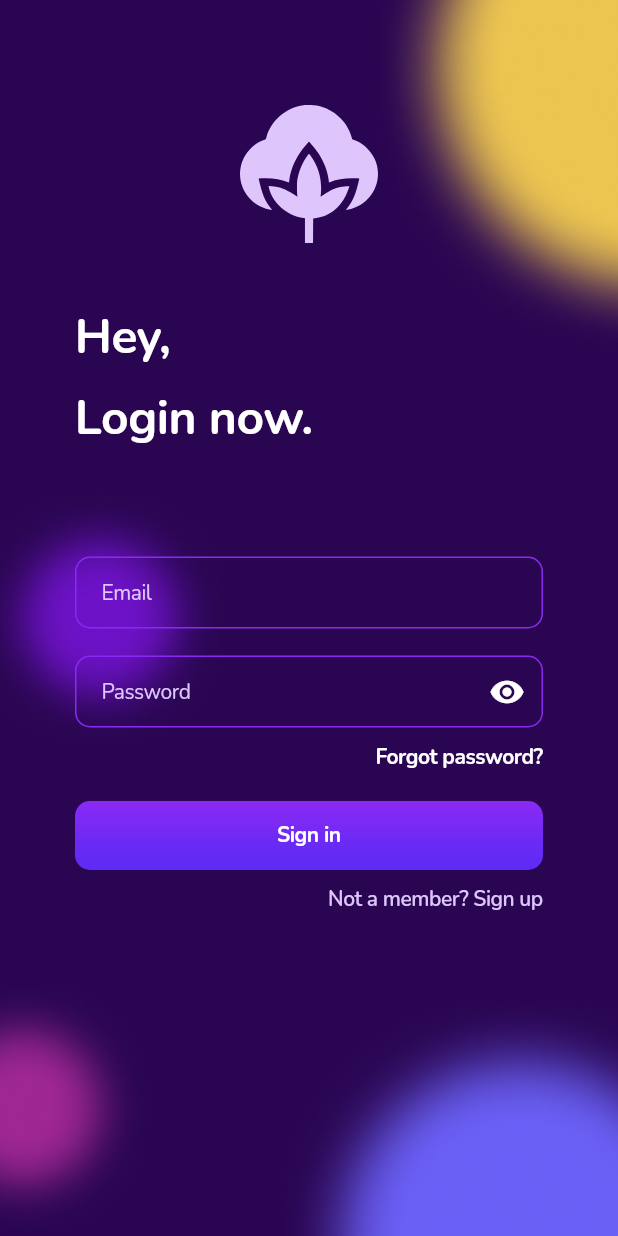
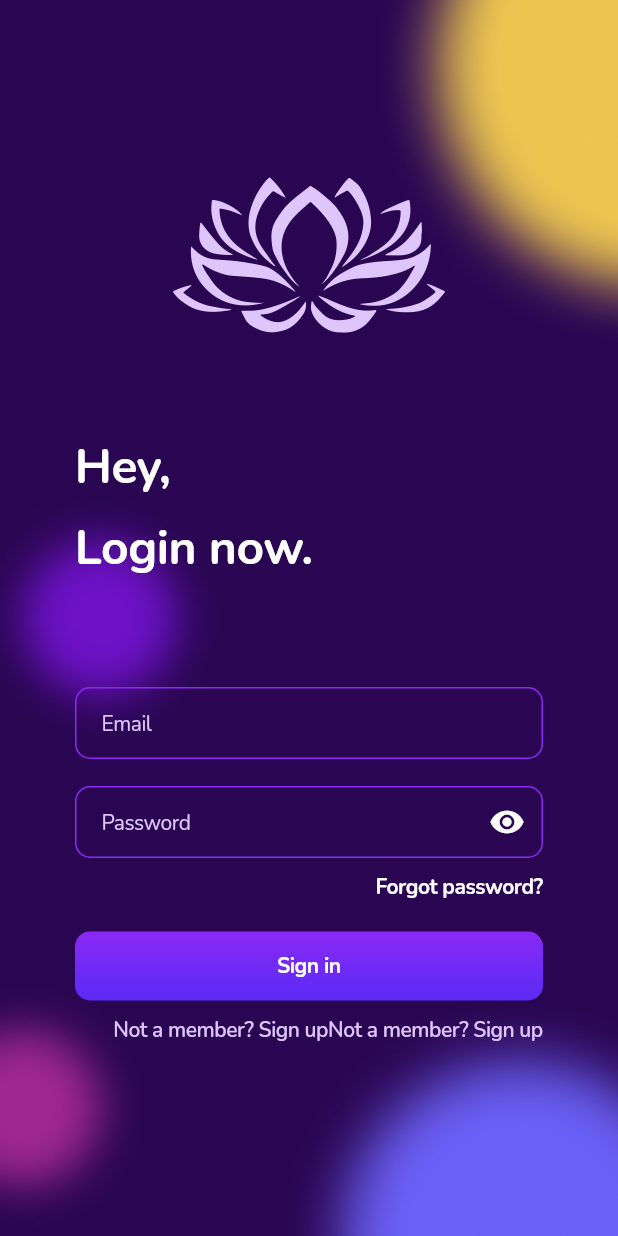
Before and after one commit to PilKvas/flutter_application_university, a Flutter app: the screen it shows after launch, on a phone screen of 412 x 824 dp. Run offline on Flutter 3.47's test engine with Material 2 defaults, Android fonts, the light colour scheme and no system bars; our stand-ins replace curved_navigation_bar, firebase_auth, firebase_core, flutter_svg; accounts and stored records are empty.

Commit message:
home_screen

```diff
--- a/lib/auth/main_screen.dart
+++ b/lib/auth/main_screen.dart
@@ -15,9 +15,9 @@ class MainScreen extends StatelessWidget {
         stream: FirebaseAuth.instance.authStateChanges(),
         builder: (context, snapshot){
           if(snapshot.hasData){
-            return HomeScreen();
+            return const HomeScreen();
           }else {
-            return AuthScreen();
+            return const AuthScreen();
           }
         }
       )
--- a/lib/main.dart
+++ b/lib/main.dart
@@ -1,11 +1,11 @@
 import 'package:flutter/material.dart';
 import 'package:firebase_core/firebase_core.dart';
 import 'package:flutter_application_university/auth/main_screen.dart';
-
 void main() async {
   WidgetsFlutterBinding.ensureInitialized();
 
-  await Firebase.initializeApp();
+  await Firebase.initializeApp(
+  );
 
   runApp(const MyApp());
 }
@@ -16,9 +16,16 @@ class MyApp extends StatelessWidget {
   // This widget is the root of your application.
   @override
   Widget build(BuildContext context) {
-    return const MaterialApp(
+    return MaterialApp(
       debugShowCheckedModeBanner: false,
-      home: MainScreen(),
+      home: const MainScreen(),
+      theme: ThemeData(
+        fontFamily: "Nunito",
+        textTheme: const TextTheme(
+          displayMedium: TextStyle(fontSize: 12.0, color: Colors.white),
+
+        ),
+      ),
     );
   }
 }
--- a/lib/screens/forgotpassord_screen.dart
+++ b/lib/screens/forgotpassord_screen.dart
@@ -1,5 +1,4 @@
 import "package:firebase_auth/firebase_auth.dart";
-import "package:firebase_core/firebase_core.dart";
 import "package:flutter/material.dart";
 import "package:flutter_application_university/app_colors.dart";
 import "package:flutter_application_university/widgets/background_widget.dart";
@@ -20,7 +19,7 @@ class _ForgotPasswordScreenState extends State<ForgotPasswordScreen> {
     try{
       await FirebaseAuth.instance.sendPasswordResetEmail(email: _emailController.text.trim());
       showDialog(context: context, builder: (context){
-        return AlertDialog(
+        return const AlertDialog(
           content: Text("Password reset link sent! Check your email"),
         );
       });
@@ -91,7 +90,7 @@ class _ForgotPasswordScreenState extends State<ForgotPasswordScreen> {
                 MaterialButton(
                   color: Colors.deepPurple[200],
                   onPressed: passwordReset,
-                  child: Text("Resset Password",style: TextStyle(color: Colors.white,)),
+                  child: const Text("Resset Password",style: TextStyle(color: Colors.white,)),
                 ),
               ],
             ),
--- a/lib/screens/login_screen.dart
+++ b/lib/screens/login_screen.dart
@@ -1,11 +1,10 @@
-import 'package:email_validator/email_validator.dart';
 import 'package:firebase_auth/firebase_auth.dart';
 import 'package:flutter/material.dart';
 import 'package:flutter_application_university/app_colors.dart';
 import 'package:flutter_application_university/screens/forgotpassord_screen.dart';
+import 'package:flutter_application_university/screens/home_screen.dart';
 import 'package:flutter_application_university/widgets/background_widget.dart';
 import 'package:flutter_application_university/widgets/custom_textfield_widget.dart';
-import 'package:flutter_svg/flutter_svg.dart';
 
 class LoginScreen extends StatefulWidget {
   final VoidCallback showRegisterPage;
@@ -28,22 +27,24 @@ class _LoginScreenState extends State<LoginScreen> {
     _emailController.dispose();
     super.dispose();
   }
+
   Future signIn() async {
-      if(_key.currentState!.validate() ){
+    if (_key.currentState!.validate()) {
       try {
         await FirebaseAuth.instance.signInWithEmailAndPassword(
           email: _emailController.text.trim(),
           password: _passwordController.text.trim(),
         );
-        } on FirebaseAuthException catch(e){
-          showDialog(context: context, builder: (context){
+      } on FirebaseAuthException catch (e) {
+        showDialog(
+            context: context,
+            builder: (context) {
               return AlertDialog(
                 content: Text(e.message.toString()),
               );
             });
       }
     }
-
   }
 
   bool _passwordVisible = false;
@@ -53,6 +54,7 @@ class _LoginScreenState extends State<LoginScreen> {
       _passwordVisible = !_passwordVisible;
     });
   }
+
   @override
   Widget build(BuildContext context) {
     return Scaffold(
@@ -69,9 +71,9 @@ class _LoginScreenState extends State<LoginScreen> {
                   // crossAxisAlignment: CrossAxisAlignment.center,
                   children: [
                     const SizedBox(height: 70),
-                    SvgPicture.asset("assets/svgg.svg"),
+                    Image.asset("assets/Lotus-Flower.png", width: 200, color: AppColors.textFieldColor,),
                     const SizedBox(
-                      height: 40,
+                      height: 20,
                     ),
                     Row(
                       children: const [
@@ -207,6 +209,25 @@ class _LoginScreenState extends State<LoginScreen> {
                                 color: AppColors.textFieldColor),
                           ),
                         ),
+                        GestureDetector(
+                          onTap: () {
+                            Navigator.push(
+                              context,
+                              MaterialPageRoute(
+                                builder: (context) => const HomeScreen(),
+                              ),
+                            );
+                          },
+                          child: const Text(
+                            "Not a member? Sign up",
+                            style: TextStyle(
+                                fontFamily: "Nunito",
+                                fontSize: 14,
+                                fontWeight: FontWeight.w600,
+                                letterSpacing: -0.3,
+                                color: AppColors.textFieldColor),
+                          ),
+                        ),
                       ],
                     ),
                   ],
@@ -220,30 +241,30 @@ class _LoginScreenState extends State<LoginScreen> {
   }
 }
 
-
-String? validateEmail(String? formEmail){
-    if(formEmail == null || formEmail.isEmpty){
+String? validateEmail(String? formEmail) {
+  if (formEmail == null || formEmail.isEmpty) {
     return "E-mail address is required.";
   }
 
   String pattern = r'\w+@\w+\.\w+';
   RegExp regex = RegExp(pattern);
 
-    if(!regex.hasMatch(formEmail)){
+  if (!regex.hasMatch(formEmail)) {
     return "Invalid E-mail Address format.";
   }
   return null;
 }
 
 String? validatePassword(String? formPassword) {
-  if(formPassword == null || formPassword.isEmpty){
+  if (formPassword == null || formPassword.isEmpty) {
     return "Password is required";
   }
 
-  String pattern = r'^(?=.*?[A-Z])(?=.*?[a-z])(?=.*?[0-9])(?=.*?[!@#/$&*~]).{8,}$';
+  String pattern =
+      r'^(?=.*?[A-Z])(?=.*?[a-z])(?=.*?[0-9])(?=.*?[!@#/$&*~]).{8,}$';
 
   RegExp regex = RegExp(pattern);
-  if(!regex.hasMatch(formPassword)){
+  if (!regex.hasMatch(formPassword)) {
     return '''
 Password must ba at least 8 characters,
 include an uppercase letter, number and symbol
--- a/lib/screens/register_screen.dart
+++ b/lib/screens/register_screen.dart
@@ -1,7 +1,6 @@
 import 'package:flutter/material.dart';
 import 'package:flutter_application_university/app_colors.dart';
-import 'package:flutter_application_university/main.dart';
-import 'package:flutter_application_university/screens/login_screen.dart';
+
 import 'package:flutter_application_university/widgets/background_widget.dart';
 import 'package:flutter_application_university/widgets/custom_textfield_widget.dart';
 import 'package:flutter_svg/svg.dart';
@@ -17,7 +16,6 @@ class RegisterScreen extends StatefulWidget {
 }
 
 class _RegisterScreenState extends State<RegisterScreen> {
-  final int number = 3;
   final GlobalKey<FormState> _key = GlobalKey<FormState>();
   final _passwordController = TextEditingController();
   final _emailController = TextEditingController();
--- a/lib/widgets/custom_textfield_widget.dart
+++ b/lib/widgets/custom_textfield_widget.dart
@@ -4,12 +4,12 @@ import 'package:flutter_application_university/app_colors.dart';
 
 
 class CustomTextFormField extends StatelessWidget {
-  String? Function(String?)? validator;
-  TextEditingController? controller;
-  bool obscureText;
-  String? hintText;
-  Widget? suffixIcon;
-  CustomTextFormField({Key? key, this.validator, this.controller, required this.obscureText, this.hintText, this.suffixIcon}) : super(key: key);
+  final String? Function(String?)? validator;
+  final TextEditingController? controller;
+  final bool obscureText;
+  final String? hintText;
+  final Widget? suffixIcon;
+  const CustomTextFormField({Key? key, this.validator, this.controller, required this.obscureText, this.hintText, this.suffixIcon}) : super(key: key);
 
   @override
   Widget build(BuildContext context) {
@@ -27,10 +27,10 @@ class CustomTextFormField extends StatelessWidget {
                         bottom: 12.15,
                       ),
                       enabledBorder: OutlineInputBorder(
-                        borderSide: BorderSide(color:Color.fromRGBO(139, 41, 244, 1)),
+                        borderSide: const BorderSide(color:Color.fromRGBO(139, 41, 244, 1)),
                         borderRadius: BorderRadius.circular(10),
                       ),
-                      focusedBorder:  OutlineInputBorder(
+                      focusedBorder:  const OutlineInputBorder(
                         borderSide: BorderSide(color:Color.fromRGBO(104, 42, 245, 1)),
                       ),
                       hintText: hintText,
--- a/pubspec.yaml
+++ b/pubspec.yaml
@@ -38,6 +38,7 @@ dependencies:
   firebase_auth: ^4.2.5
   firebase_core: ^2.4.1
   email_validator: ^2.1.17
+  curved_navigation_bar: ^1.0.3
 
 dev_dependencies:
   flutter_test:
```
Also changed, not shown: lib/screens/home_screen.dart (+50 -31 lines), pubspec.lock, 3 other files. Lines whose indentation alone changed are shown as unchanged.
